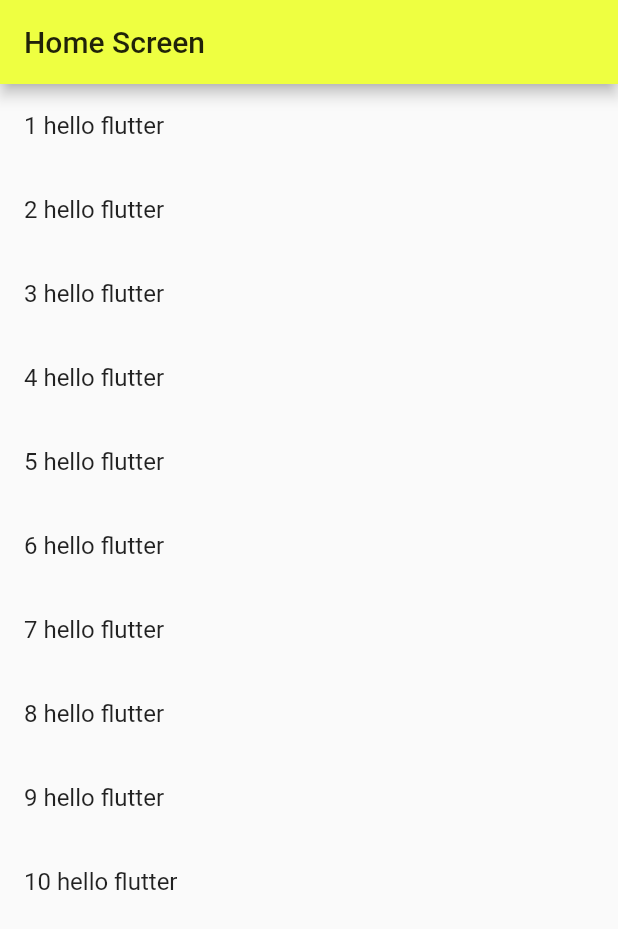
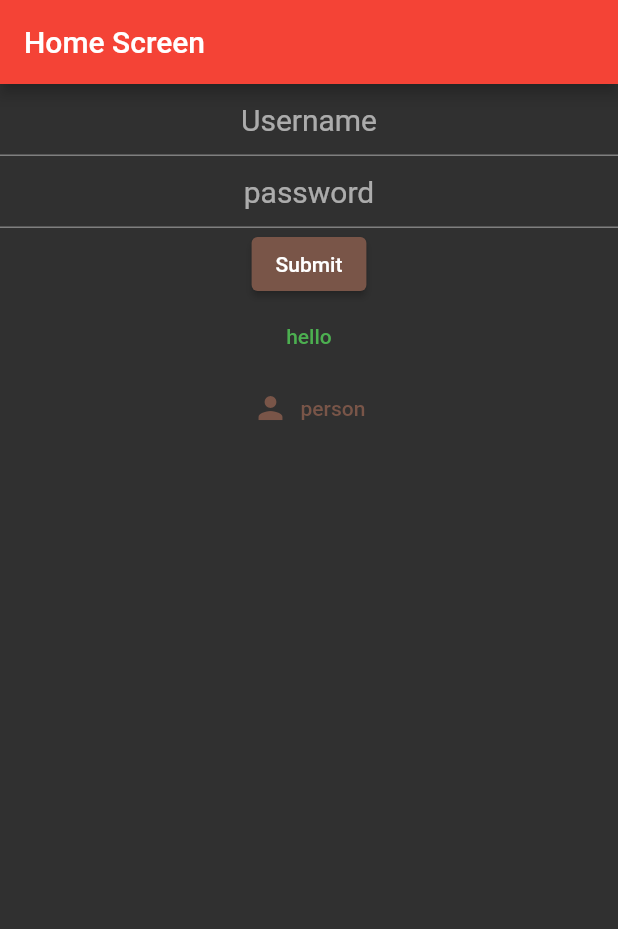
Before and after one commit to iamsourav37/testing_flutter_widgets, a Flutter app: the screen it shows after launch, on a phone screen of 412 x 824 dp. Shown: the top 929 px of the screen. Run offline on Flutter 3.47's test engine with Material 2 defaults, Android fonts, the phone set to English and light mode, and no system bars; Roboto replaces fonts that are missing (arial).

Commit message:
new button ElevatedButton

```diff
--- a/lib/HomePage.dart
+++ b/lib/HomePage.dart
@@ -13,11 +13,52 @@ class _HomePageState extends State<HomePage> {
         title: Text("Home Screen"),
       ),
       body: Container(
-        child: ListView.builder(
-          itemCount: 10,
-          itemBuilder: (context, index) => ListTile(
-            title: Text("${index + 1} hello flutter"),
-          ),
+        child: Column(
+          children: [
+            TextFormField(
+              textAlign: TextAlign.center,
+              style: TextStyle(
+                fontSize: 20.0,
+              ),
+              decoration: InputDecoration(
+                hintText: 'Username',
+              ),
+            ),
+            TextFormField(
+              obscureText: true,
+              textAlign: TextAlign.center,
+              style: TextStyle(
+                fontSize: 20.0,
+              ),
+              decoration: InputDecoration(
+                hintText: 'password',
+              ),
+            ),
+            ElevatedButton(
+              style: ElevatedButton.styleFrom(
+                primary: Colors.brown,
+                onPrimary: Colors.white,
+              ),
+              onPressed: () {},
+              child: Text("Submit"),
+            ),
+            TextButton(
+              onPressed: () {},
+              child: Text("hello"),
+              style: TextButton.styleFrom(
+                primary: Colors.green,
+
+              ),
+            ),
+            TextButton.icon(
+              onPressed: () {},
+              icon: Icon(Icons.person),
+              label: Text("person"),
+              style: TextButton.styleFrom(
+                primary: Colors.brown,
+              ),
+            ),
+          ],
         ),
       ),
     );
--- a/lib/main.dart
+++ b/lib/main.dart
@@ -11,8 +11,15 @@ class MyApp extends StatelessWidget {
     return MaterialApp(
       debugShowCheckedModeBanner: false,
       title: 'Flutter Testing',
+      themeMode: ThemeMode.light,
+
+      darkTheme: ThemeData(
+        brightness: Brightness.dark,
+      ),
       theme: ThemeData(
-        primaryColor: Colors.limeAccent,
+        fontFamily: 'arial',
+        primaryColor: Colors.red,
+        brightness: Brightness.dark,
       ),
       home: HomePage(),
     );
```
